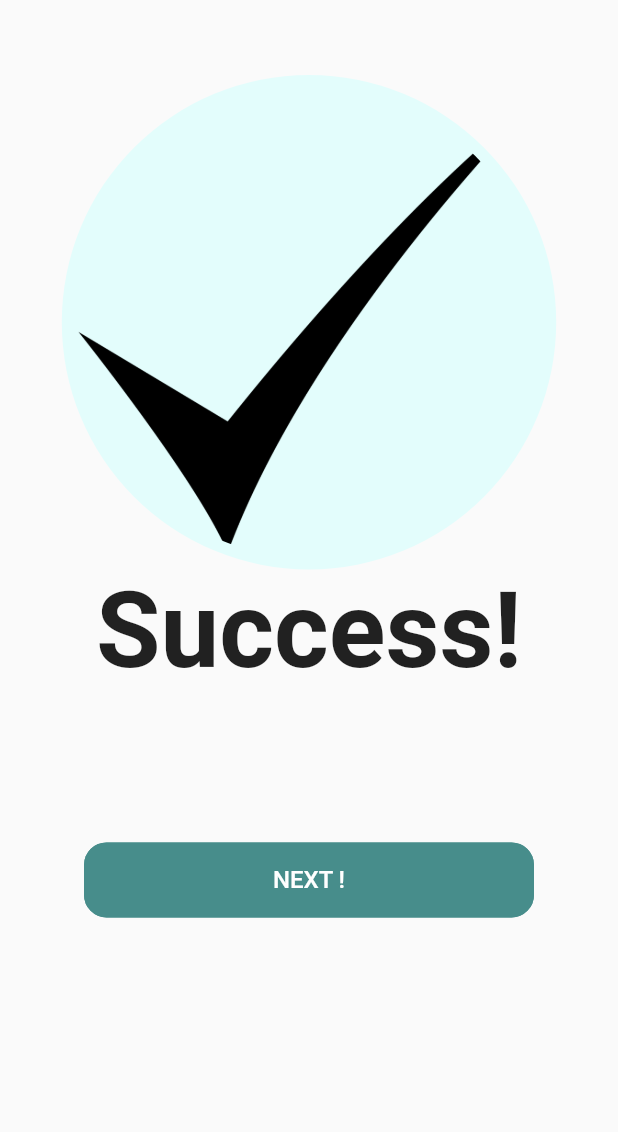
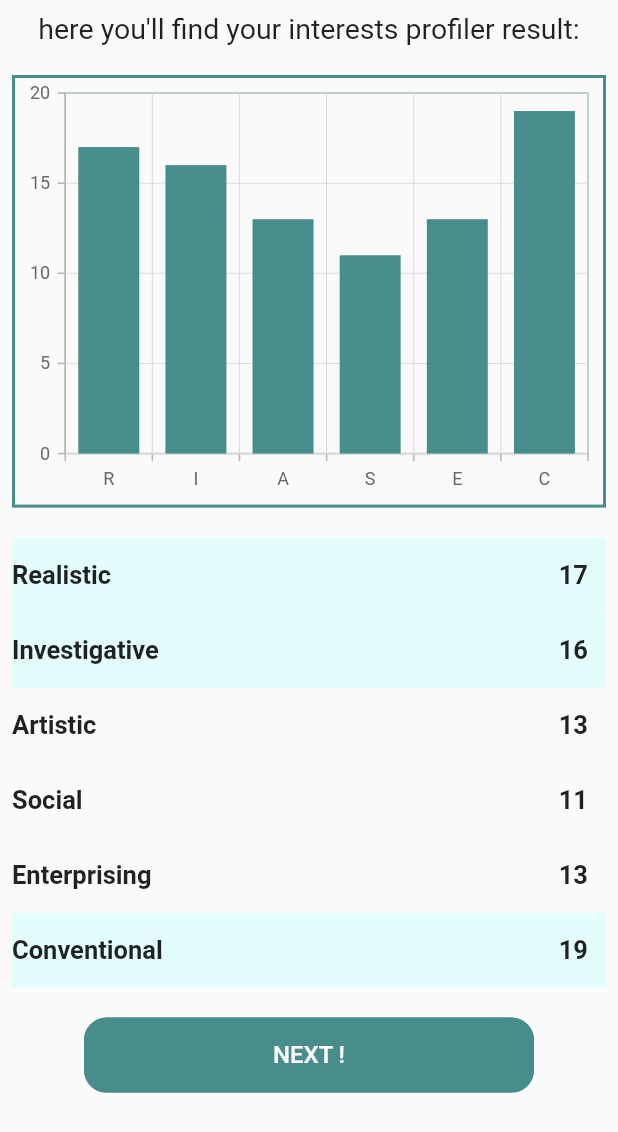
Before and after one commit to ahmed101ibrahiem/career-path-recommendation-system, a Flutter app: the Register screen opened by its route, after a tap on "Submit", after a tap on "NEXT !", on a phone screen of 412 x 824 dp. Shown: the top 1132 px of the screen. Run offline on Flutter 3.47's test engine with Material 2 defaults, Android fonts, the phone set to English and light mode, and no system bars; our stand-ins replace smooth_page_indicator, splashscreen, syncfusion_flutter_charts; missing offline and left inert: dart:ffi, dropdown_plus.

Commit message:
result&recommendjob

```diff
--- a/lib/main.dart
+++ b/lib/main.dart
@@ -1,4 +1,6 @@
 import 'package:flutter/material.dart';
+import 'package:pharus/ui/screens/recommendJob.dart';
+import 'package:pharus/ui/screens/results.dart';
 import 'package:pharus/ui/screens/splash_screen.dart';
 import 'ui/screens/login.dart';
 import 'ui/screens/onboard.dart';
@@ -6,7 +8,7 @@ import 'ui/screens/register.dart';
 import 'ui/screens/success.dart';
 
 void main() {
-  runApp( MyApp());
+  runApp(MyApp());
 }
 
 class MyApp extends StatelessWidget {
@@ -24,9 +26,10 @@ class MyApp extends StatelessWidget {
           Login.id: (context) => Login(),
           Success.id: (context) => Success(),
           Register.id: (context) => Register(),
-          OnboardingScreen.id: (context)=> OnboardingScreen(),
+          OnboardingScreen.id: (context) => OnboardingScreen(),
           SplashScreens.id: (context) => SplashScreens(),
-
+          Result.id: (context) => Result(),
+          RecommendJobs.id: (context) => RecommendJobs(),
         });
   }
 }
--- a/lib/ui/screens/register.dart
+++ b/lib/ui/screens/register.dart
@@ -1,7 +1,9 @@
 import 'dart:ffi';
 
+import 'package:dropdown_plus/dropdown_plus.dart';
 import 'package:flutter/material.dart';
 import 'package:pharus/constant/colors.dart';
+import 'package:pharus/ui/widgets/DropDownField.dart';
 import 'package:pharus/ui/widgets/buttons.dart';
 import 'package:pharus/ui/widgets/textForm.dart';
 
@@ -17,8 +19,8 @@ class Register extends StatefulWidget {
 class _RegisterState extends State<Register> {
   final emailController = TextEditingController();
   final passwordController = TextEditingController();
+  // final facultyController = DropdownEditingController<String>();
   final FnameController = TextEditingController();
-  final facultyController = TextEditingController();
   final cityController = TextEditingController();
   final LnameController = TextEditingController();
 
@@ -45,6 +47,7 @@ class _RegisterState extends State<Register> {
                 height: 25,
               ),
               Row(
+                mainAxisAlignment: MainAxisAlignment.spaceBetween,
                 children: [
                   Expanded(
                       child: textForm(false, FnameController, 'First Name')),
@@ -59,9 +62,14 @@ class _RegisterState extends State<Register> {
               const SizedBox(height: 15),
               textForm(true, passwordController, 'Password'),
               const SizedBox(height: 15),
-              textForm(false, facultyController, 'Faculty'),
+              DropDownField(
+                //controller: facultyController,
+                data: ['', ''],
+                showIcon: false,
+                labelText: 'Faculty',
+              ),
               const SizedBox(height: 15),
-              textForm(false, cityController, 'City'),
+              DropDownField(data: ['', ''], showIcon: false, labelText: 'City'),
               const SizedBox(height: 25),
               // Text(
               //   'Graduated:',
--- /dev/null
+++ b/lib/ui/screens/results.dart
@@ -0,0 +1,156 @@
+import 'package:flutter/material.dart';
+import 'package:pharus/constant/colors.dart';
+import 'package:pharus/ui/screens/recommendJob.dart';
+import 'package:pharus/ui/widgets/buttons.dart';
+import 'package:syncfusion_flutter_charts/charts.dart';
+
+class Result extends StatefulWidget {
+  static const id = 'Result';
+
+  @override
+  _ResultState createState() => _ResultState();
+}
+
+class _ResultState extends State<Result> {
+  List<ExpenseData> _chartData;
+  @override
+  void initState() {
+    _chartData = getChartData();
+    super.initState();
+  }
+
+  @override
+  Widget build(BuildContext context) {
+    return Scaffold(
+      // appBar: AppBar(
+      //   flexibleSpace: Center(
+      //     child: Image.asset(
+      //       'images/logo.png',
+      //       height: 120,
+      //       width: 120,
+      //     ),
+      //   ),
+      //   backgroundColor: Colors.white12,
+      //   elevation: 0,
+      // ),
+      body: SafeArea(
+          child: SingleChildScrollView(
+        child: Padding(
+          padding: const EdgeInsets.all(8.0),
+          child: Column(
+            children: [
+              // Center(
+              //   child: Image.asset(
+              //     'images/logo.png',
+              //     height: MediaQuery.of(context).size.height * .13,
+              //     width: MediaQuery.of(context).size.height * .15,
+              //   ),
+              // ),
+              const Text(
+                "here you'll find your interests profiler result:",
+                style: TextStyle(fontSize: 19),
+              ),
+              const SizedBox(
+                height: 20,
+              ),
+              Container(
+                height: MediaQuery.of(context).size.height * .35,
+                child: SfCartesianChart(
+                    borderColor: border,
+                    borderWidth: 2,
+                    plotAreaBorderColor: border,
+                    primaryXAxis: CategoryAxis(),
+                    series: <ChartSeries<ExpenseData, String>>[
+                      ColumnSeries<ExpenseData, String>(
+                          color: bottom,
+                          dataSource: _chartData,
+                          xValueMapper: (ExpenseData sales, _) =>
+                              sales.expenseCategory,
+                          yValueMapper: (ExpenseData sales, _) => sales.result)
+                    ]),
+              ),
+              const SizedBox(
+                height: 20,
+              ),
+              Container(
+                child: text('Realistic', '17'),
+                color: circle,
+                height: 50,
+              ),
+              Container(
+                child: text('Investigative', '16'),
+                color: circle,
+                height: 50,
+              ),
+              Container(
+                child: text('Artistic', '13'),
+                height: 50,
+              ),
+              Container(
+                child: text('Social', '11'),
+                height: 50,
+              ),
+              Container(
+                child: text('Enterprising', '13'),
+                height: 50,
+              ),
+              Container(
+                child: text('Conventional', '19'),
+                color: circle,
+                height: 50,
+              ),
+              const SizedBox(
+                height: 20,
+              ),
+              buttons(Colors.white, bottom, 'NEXT !', () {
+                setState(() {
+                  Navigator.pushNamed(context, RecommendJobs.id);
+                });
+              }),
+              const SizedBox(
+                height: 20,
+              )
+            ],
+          ),
+        ),
+      )),
+    );
+  }
+
+  Row text(String word, String num) {
+    return Row(
+      mainAxisAlignment: MainAxisAlignment.spaceBetween,
+      children: [
+        Container(
+          child: Text(
+            word,
+            style: TextStyle(fontWeight: FontWeight.bold, fontSize: 17),
+          ),
+        ),
+        Padding(
+          padding: const EdgeInsets.symmetric(horizontal: 12.0),
+          child: Text(num,
+              style: TextStyle(fontWeight: FontWeight.bold, fontSize: 17)),
+        )
+      ],
+    );
+  }
+
+  List<ExpenseData> getChartData() {
+    final List<ExpenseData> chartData = [
+      ExpenseData('R', 17),
+      ExpenseData('I', 16),
+      ExpenseData('A', 13),
+      ExpenseData('S', 11),
+      ExpenseData('E', 13),
+      ExpenseData('C', 19),
+    ];
+    return chartData;
+  }
+}
+
+class ExpenseData {
+  ExpenseData(this.expenseCategory, this.result);
+  final String expenseCategory;
+  final num result;
+}
--- a/lib/ui/screens/success.dart
+++ b/lib/ui/screens/success.dart
@@ -1,5 +1,6 @@
 import 'package:flutter/material.dart';
 import 'package:pharus/constant/colors.dart';
+import 'package:pharus/ui/screens/results.dart';
 import 'package:pharus/ui/widgets/buttons.dart';
 
 class Success extends StatefulWidget {
@@ -38,7 +39,11 @@ class _SuccessState extends State<Success> {
             const SizedBox(
               height: 100,
             ),
-            buttons(Colors.white, bottom, 'NEXT !', () {})
+            buttons(Colors.white, bottom, 'NEXT !', () {
+              setState(() {
+                Navigator.pushReplacementNamed(context, Result.id);
+              });
+            })
           ],
         ),
       ),
--- /dev/null
+++ b/lib/ui/widgets/DropDownField.dart
@@ -0,0 +1,69 @@
+import 'package:dropdown_plus/dropdown_plus.dart';
+import 'package:flutter/material.dart';
+import 'package:pharus/constant/colors.dart';
+
+class DropDownField extends StatelessWidget {
+  DropDownField({
+    @required this.data,
+    @required this.showIcon,
+    @required this.labelText,
+    // @required this.controller
+  });
+  List<String> data;
+  bool showIcon;
+  DropdownEditingController controller;
+  String
+      // text,
+      labelText;
+  @override
+  Widget build(BuildContext context) {
+    return Row(
+      mainAxisAlignment: MainAxisAlignment.spaceEvenly,
+      children: [
+        Container(
+          decoration: BoxDecoration(
+            borderRadius: BorderRadius.all(Radius.circular(35)),
+          ),
+          width: MediaQuery.of(context).size.width * .93,
+          child: TextDropdownFormField(
+            //controller: controller,
+            options: data,
+            decoration: InputDecoration(
+              border: OutlineInputBorder(
+                borderRadius: BorderRadius.circular(15.0),
+                borderSide: const BorderSide(color: border),
+              ),
+              enabledBorder: const OutlineInputBorder(
+                borderRadius: BorderRadius.all(Radius.circular(15)),
+                borderSide: BorderSide(color: border),
+              ),
+              filled: false,
+              focusedBorder: const OutlineInputBorder(
+                borderRadius: BorderRadius.all(Radius.circular(15)),
+                borderSide: BorderSide(color: border),
+              ),
+              suffixIcon: const Icon(
+                Icons.arrow_drop_down,
+                color: border,
+              ),
+              labelText: labelText,
+              labelStyle: TextStyle(color: border),
+            ),
+            dropdownHeight: 100,
+          ),
+        ),
+        showIcon
+            ? Container(
+                height: 35,
+                width: 45,
+                decoration: BoxDecoration(
+                  color: bottom,
+                  borderRadius: BorderRadius.all(Radius.circular(18)),
+                ),
+                child: Icon(Icons.search, color: Colors.white),
+              )
+            : SizedBox()
+      ],
+    );
+  }
+}
--- a/pubspec.yaml
+++ b/pubspec.yaml
@@ -27,8 +27,9 @@ environment:
 # the latest version available on pub.dev. To see which dependencies have newer
 # versions available, run `flutter pub outdated`.
 dependencies:
+  syncfusion_flutter_charts: ^19.4.53
+  dropdown_plus: ^0.0.9
 
-  dropdown_formfield: ^0.1.4
   flutter:
     sdk: flutter
 
@@ -64,7 +65,8 @@ flutter:
   # To add assets to your application, add an assets section, like this:
   assets:
    - images/
-   - images/undraw_online_3.png
+   - images/logo.png
+
   #   - images/a_dot_ham.jpeg
 
   # An image asset can refer to one or more resolution-specific "variants", see
```
Also changed, not shown: lib/ui/screens/login.dart (+6 -2 lines), lib/ui/screens/recommendJob.dart (added, +103 -0 lines), lib/ui/screens/splash_screen.dart (+30 -13 lines), images/logo.png (added), pubspec.lock.
